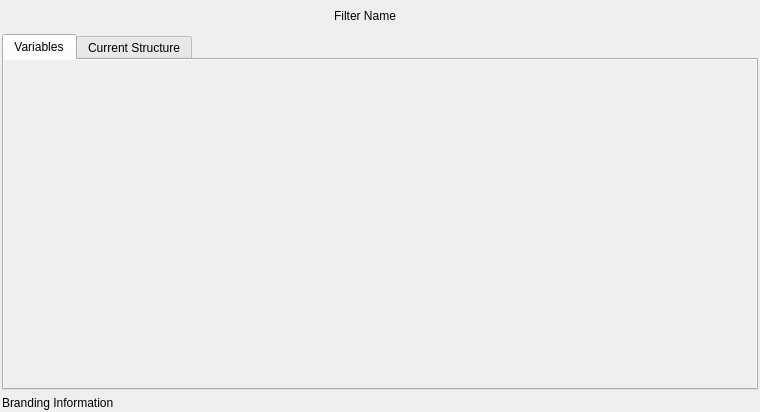
Qt form Source/SVWidgetsLib/Widgets/UI_Files/FilterInputWidget.ui (BlueQuartzSoftware/SIMPL) before a commit.
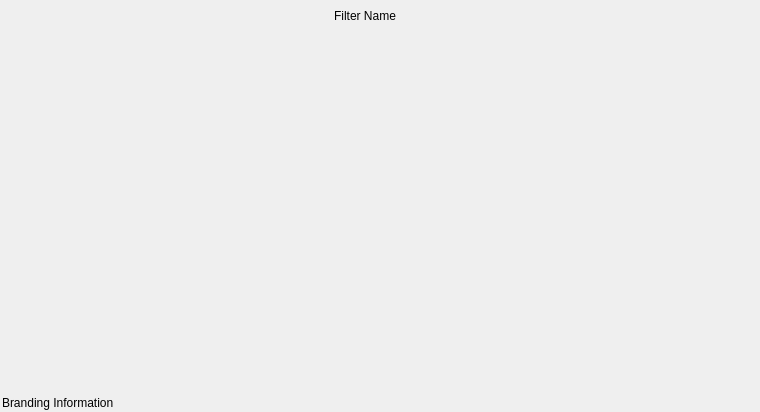
The same form after that commit. Icons and pictures are not drawn. Custom widgets are drawn as their Qt base class.

Commit message: Removing the Current Structure tab.

Diff of the .ui file:
```diff
--- a/Source/SVWidgetsLib/Widgets/UI_Files/FilterInputWidget.ui
+++ b/Source/SVWidgetsLib/Widgets/UI_Files/FilterInputWidget.ui
@@ -51,119 +51,13 @@
        <number>2</number>
       </property>
       <item row="2" column="0">
-       <widget class="QTabWidget" name="tabWidget">
-        <property name="sizePolicy">
-         <sizepolicy hsizetype="Expanding" vsizetype="Expanding">
-          <horstretch>0</horstretch>
-          <verstretch>0</verstretch>
-         </sizepolicy>
+       <widget class="QLabel" name="brandingLabel">
+        <property name="text">
+         <string>Branding Information</string>
         </property>
-        <property name="tabPosition">
-         <enum>QTabWidget::North</enum>
+        <property name="wordWrap">
+         <bool>true</bool>
         </property>
-        <property name="currentIndex">
-         <number>0</number>
-        </property>
-        <property name="documentMode">
-         <bool>false</bool>
-        </property>
-        <property name="tabsClosable">
-         <bool>false</bool>
-        </property>
-        <property name="tabBarAutoHide">
-         <bool>false</bool>
-        </property>
-        <widget class="QWidget" name="variablesTab">
-         <attribute name="title">
-          <string>Variables</string>
-         </attribute>
-         <layout class="QVBoxLayout" name="verticalLayout_4">
-          <property name="leftMargin">
-           <number>0</number>
-          </property>
-          <property name="topMargin">
-           <number>0</number>
-          </property>
-          <property name="rightMargin">
-           <number>0</number>
-          </property>
-          <property name="bottomMargin">
-           <number>0</number>
-          </property>
-          <item>
-           <widget class="QScrollArea" name="variablesScrollArea">
-            <property name="frameShape">
-             <enum>QFrame::NoFrame</enum>
-            </property>
-            <property name="widgetResizable">
-             <bool>true</bool>
-            </property>
-            <widget class="QWidget" name="variablesTabContents">
-             <property name="geometry">
-              <rect>
-               <x>0</x>
-               <y>0</y>
-               <width>750</width>
-               <height>321</height>
-              </rect>
-             </property>
-             <layout class="QVBoxLayout" name="scrollAreaVertSpacer">
-              <property name="leftMargin">
-               <number>2</number>
-              </property>
-              <property name="topMargin">
-               <number>2</number>
-              </property>
-              <property name="rightMargin">
-               <number>2</number>
-              </property>
-              <property name="bottomMargin">
-               <number>2</number>
-              </property>
-              <item>
-               <layout class="QGridLayout" name="variablesGrid"/>
-              </item>
-              <item>
-               <spacer name="inputVertSpacer">
-                <property name="orientation">
-                 <enum>Qt::Vertical</enum>
-                </property>
-                <property name="sizeHint" stdset="0">
-                 <size>
-                  <width>20</width>
-                  <height>40</height>
-                 </size>
-                </property>
-               </spacer>
-              </item>
-             </layout>
-            </widget>
-           </widget>
-          </item>
-         </layout>
-        </widget>
-        <widget class="QWidget" name="currentStructureTab">
-         <attribute name="title">
-          <string>Current Structure</string>
-         </attribute>
-         <layout class="QVBoxLayout" name="verticalLayout_7">
-          <property name="leftMargin">
-           <number>0</number>
-          </property>
-          <property name="topMargin">
-           <number>0</number>
-          </property>
-          <property name="rightMargin">
-           <number>0</number>
-          </property>
-          <property name="bottomMargin">
-           <number>0</number>
-          </property>
-          <item>
-           <layout class="QGridLayout" name="currentStructureGrid"/>
-          </item>
-         </layout>
-        </widget>
        </widget>
       </item>
       <item row="0" column="0">
@@ -236,14 +130,54 @@
         </item>
        </layout>
       </item>
-      <item row="3" column="0">
-       <widget class="QLabel" name="brandingLabel">
-        <property name="text">
-         <string>Branding Information</string>
+      <item row="1" column="0">
+       <widget class="QScrollArea" name="variablesScrollArea">
+        <property name="frameShape">
+         <enum>QFrame::NoFrame</enum>
         </property>
-        <property name="wordWrap">
+        <property name="widgetResizable">
          <bool>true</bool>
         </property>
+        <widget class="QWidget" name="variablesTabContents">
+         <property name="geometry">
+          <rect>
+           <x>0</x>
+           <y>0</y>
+           <width>756</width>
+           <height>344</height>
+          </rect>
+         </property>
+         <layout class="QVBoxLayout" name="scrollAreaVertSpacer">
+          <property name="leftMargin">
+           <number>2</number>
+          </property>
+          <property name="topMargin">
+           <number>2</number>
+          </property>
+          <property name="rightMargin">
+           <number>2</number>
+          </property>
+          <property name="bottomMargin">
+           <number>2</number>
+          </property>
+          <item>
+           <layout class="QGridLayout" name="variablesGrid"/>
+          </item>
+          <item>
+           <spacer name="inputVertSpacer">
+            <property name="orientation">
+             <enum>Qt::Vertical</enum>
+            </property>
+            <property name="sizeHint" stdset="0">
+             <size>
+              <width>20</width>
+              <height>40</height>
+             </size>
+            </property>
+           </spacer>
+          </item>
+         </layout>
+        </widget>
        </widget>
       </item>
      </layout>
```
The commit also changes 2 other files.
